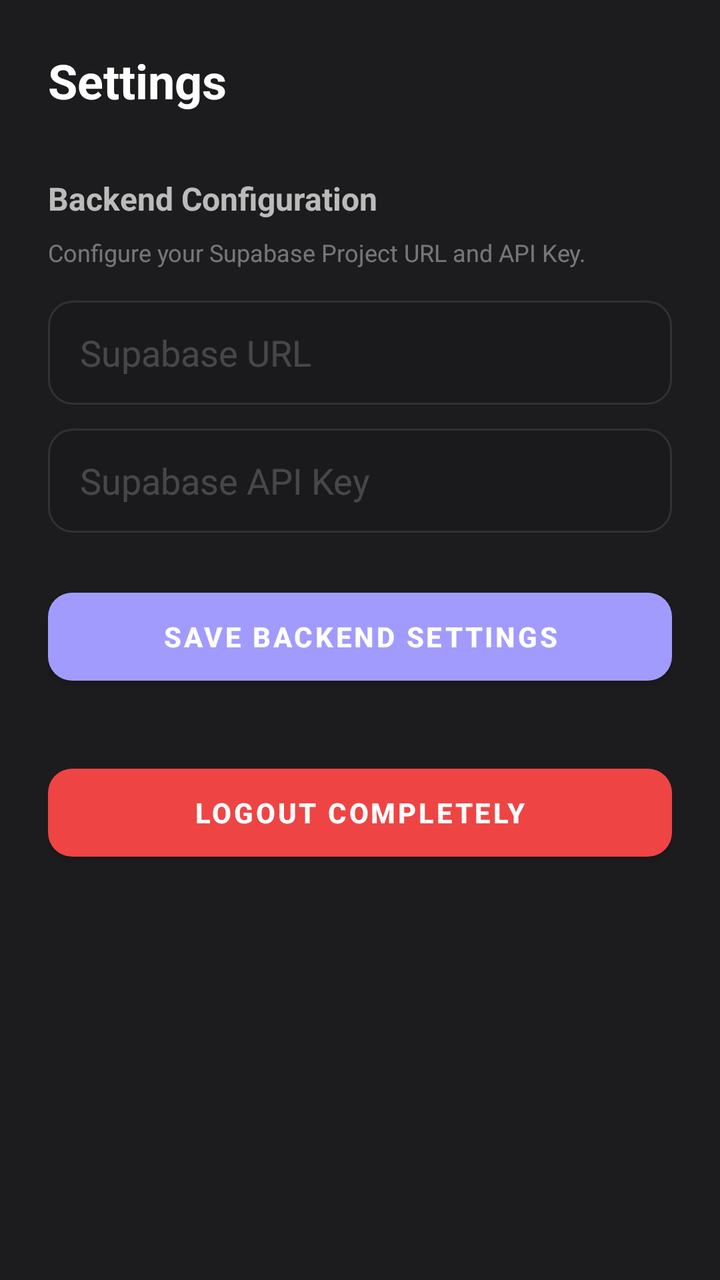
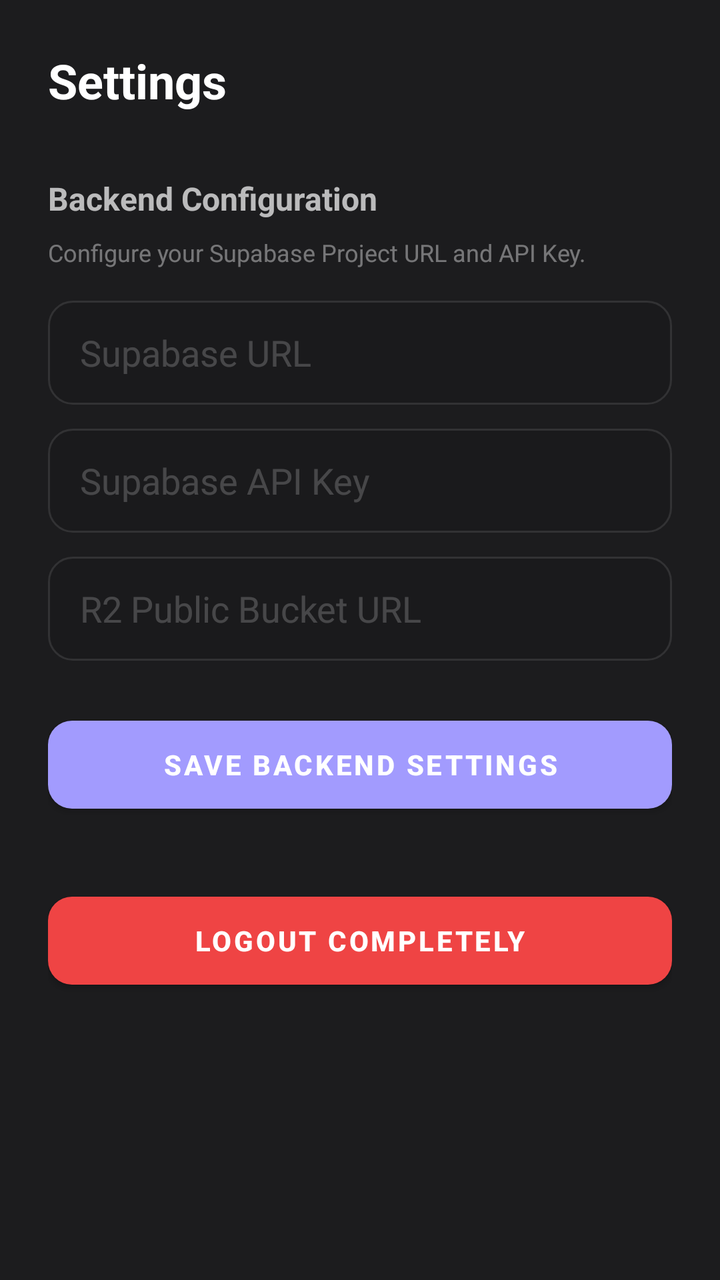

Before-and-after screenshots of an Android layout around one commit, followed by the original layout XML and the change that was made.
<!-- AndroidManifest.xml: application theme Theme.LunaCoreOS -->
<!-- res/layout/fragment_settings.xml -->
<?xml version="1.0" encoding="utf-8"?>
<LinearLayout xmlns:android="http://schemas.android.com/apk/res/android"
    xmlns:app="http://schemas.android.com/apk/res-auto"
    android:layout_width="match_parent"
    android:layout_height="match_parent"
    android:orientation="vertical"
    android:background="@color/bg_dark"
    android:padding="24dp"
    android:gravity="top">

    <TextView
        android:layout_width="wrap_content"
        android:layout_height="wrap_content"
        android:text="Settings"
        android:textSize="24sp"
        android:textColor="@color/text_primary"
        android:textStyle="bold"
        android:layout_marginBottom="32dp" />

    <TextView
        android:layout_width="wrap_content"
        android:layout_height="wrap_content"
        android:text="Backend Configuration"
        android:textSize="16sp"
        android:textColor="@color/text_secondary"
        android:textStyle="bold"
        android:layout_marginBottom="8dp" />

    <TextView
        android:layout_width="wrap_content"
        android:layout_height="wrap_content"
        android:text="Configure your Supabase Project URL and API Key."
        android:textSize="12sp"
        android:textColor="@color/text_muted"
        android:layout_marginBottom="16dp" />

    <EditText
        android:id="@+id/etSupabaseUrl"
        android:layout_width="match_parent"
        android:layout_height="52dp"
        android:background="@drawable/input_background"
        android:hint="Supabase URL"
        android:textColorHint="@color/text_hint"
        android:textColor="@color/text_primary"
        android:paddingHorizontal="16dp"
        android:inputType="textUri"
        android:layout_marginBottom="12dp" />

    <EditText
        android:id="@+id/etSupabaseKey"
        android:layout_width="match_parent"
        android:layout_height="52dp"
        android:background="@drawable/input_background"
        android:hint="Supabase API Key"
        android:textColorHint="@color/text_hint"
        android:textColor="@color/text_primary"
        android:paddingHorizontal="16dp"
        android:inputType="text"
        android:layout_marginBottom="24dp" />

    <com.google.android.material.button.MaterialButton
        android:id="@+id/btnSaveCredentials"
        android:layout_width="match_parent"
        android:layout_height="56dp"
        app:backgroundTint="@color/accent_primary"
        android:text="Save Backend Settings"
        app:cornerRadius="12dp"
        android:textColor="@color/text_primary"
        android:textStyle="bold"
        android:layout_marginBottom="32dp" />

    <com.google.android.material.button.MaterialButton
        android:id="@+id/btnLogout"
        android:layout_width="match_parent"
        android:layout_height="56dp"
        app:backgroundTint="@color/danger"
        android:text="Logout completely"
        app:cornerRadius="12dp"
        android:textColor="@color/text_primary"
        android:textStyle="bold" />

</LinearLayout>
<!-- resources referenced by this layout -->
<resources>
  <color name="accent_primary">#FFA29BFE</color>
  <color name="bg_dark">#FF1C1C1E</color>
  <color name="danger">#FFEF4444</color>
  <color name="text_hint">#33FFFFFF</color>
  <color name="text_muted">#66FFFFFF</color>
  <color name="text_primary">#FFFFFFFF</color>
  <color name="text_secondary">#B3FFFFFF</color>
  <!-- drawable input_background (drawable) -->
  <?xml version="1.0" encoding="utf-8"?>
  <shape xmlns:android="http://schemas.android.com/apk/res/android"
      android:shape="rectangle">
      <solid android:color="@color/bg_input" />
      <corners android:radius="12dp" />
      <stroke android:width="1dp" android:color="@color/border_subtle" />
  </shape>
  <style name="Theme.LunaCoreOS" parent="Theme.MaterialComponents.DayNight.NoActionBar">
          <item name="colorPrimary">@color/accent_primary</item>
          <item name="colorPrimaryDark">@color/status_bar</item>
          <item name="colorAccent">@color/accent_primary</item>
          <item name="android:windowBackground">@color/bg_dark</item>
          <item name="android:statusBarColor">@color/status_bar</item>
          <item name="android:navigationBarColor">@color/bg_dark</item>
          <item name="android:windowLightStatusBar">false</item>
      </style>
  <color name="bg_input">#FF1A1A1C</color>
  <color name="border_subtle">#1AFFFFFF</color>
  <color name="status_bar">#FF121214</color>
</resources>

<!-- the commit's change to res/layout/fragment_settings.xml (unified diff, before → after) -->
@@ -56,6 +56,18 @@
         android:textColor="@color/text_primary"
         android:paddingHorizontal="16dp"
         android:inputType="text"
+        android:layout_marginBottom="12dp" />
+
+    <EditText
+        android:id="@+id/etR2PublicUrl"
+        android:layout_width="match_parent"
+        android:layout_height="52dp"
+        android:background="@drawable/input_background"
+        android:hint="R2 Public Bucket URL"
+        android:textColorHint="@color/text_hint"
+        android:textColor="@color/text_primary"
+        android:paddingHorizontal="16dp"
+        android:inputType="textUri"
         android:layout_marginBottom="24dp" />
 
     <com.google.android.material.button.MaterialButton
